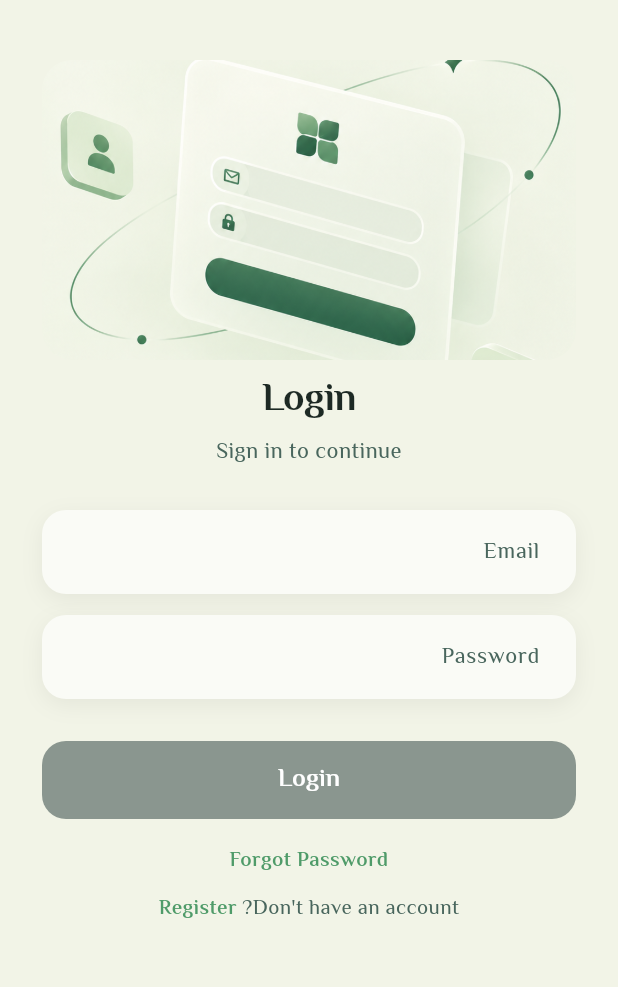
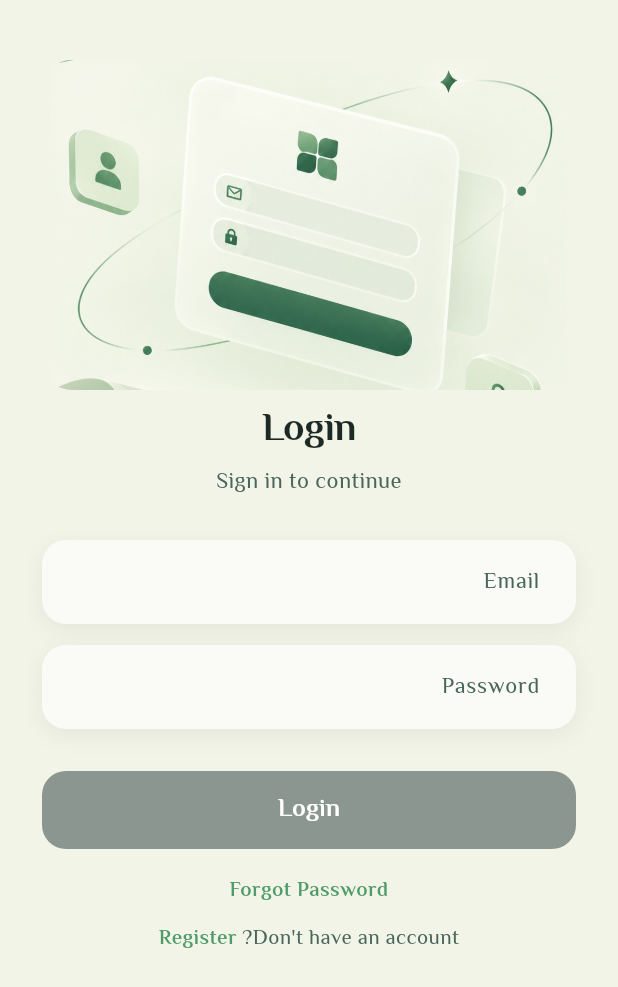
Before and after one commit to Ezel3815/soalix-mobile, a Flutter app: the screen it shows after launch, after a tap on "Skip", on a phone screen of 412 x 824 dp. Shown: the top 987 px of the screen. Run offline on Flutter 3.47's test engine with Material 3 defaults, Android fonts, the phone set to English and light mode, and no system bars; our stand-ins replace cached_network_image, curved_navigation_bar, dio, file_picker, flutter_svg, flutter_widget_from_html_core and 13 more; missing offline and left inert: flex_color_picker; accounts and stored records are empty.

Commit message:
Update login.dart

```diff
--- a/lib/screens/Auth/login.dart
+++ b/lib/screens/Auth/login.dart
@@ -111,9 +111,9 @@ class _RegisterState extends State<Login> {
                     borderRadius: BorderRadius.circular(20),
                     child: Image.asset(
                       "lib/assests/images/login_illustration.png",
-                      height: 200,
+                      height: 220,
                       width: double.infinity,
-                      fit: BoxFit.cover,
+                      fit: BoxFit.contain,
                     ),
                   ),
                   const SizedBox(height: 8),
```
